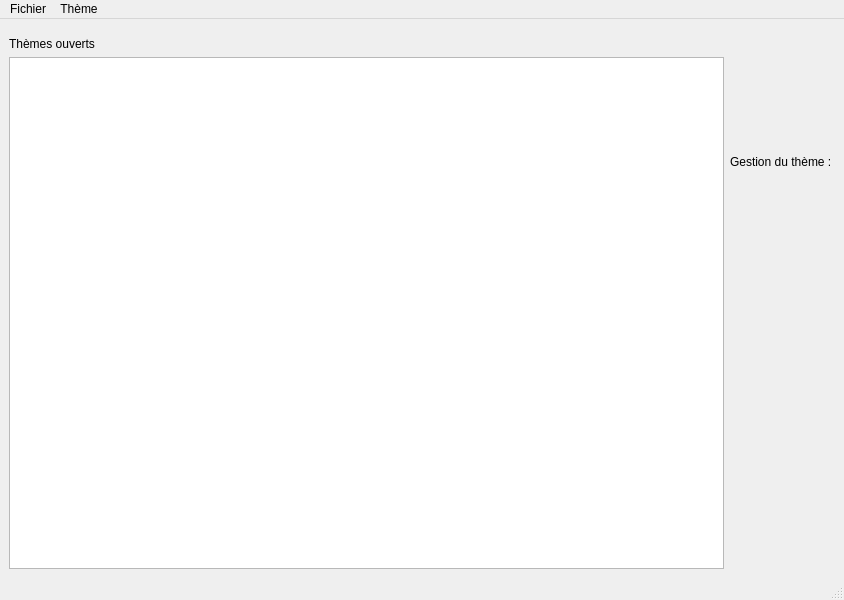
Old version of the form ui/mainwindow.ui in the repository SchawnnDev/ColorThemeManager.
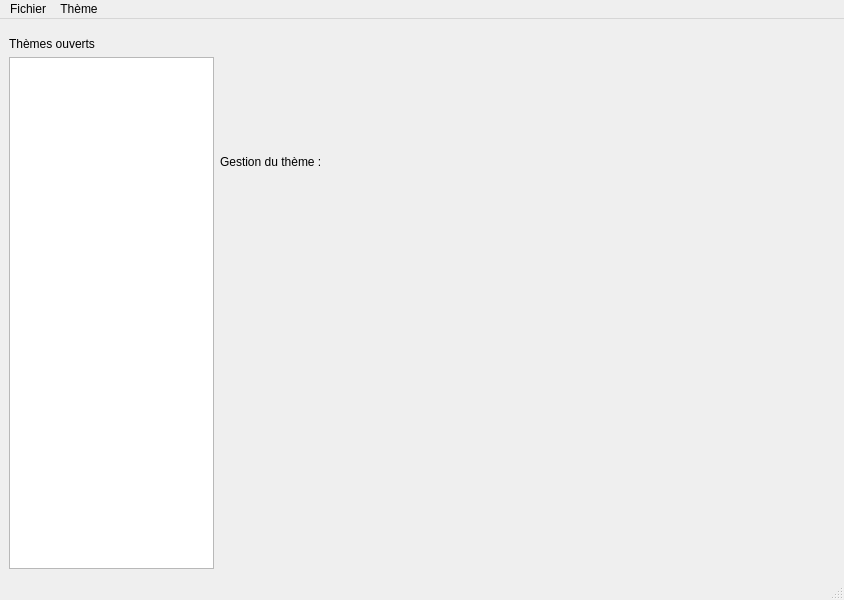
New version of the form. Custom widgets are drawn as their Qt base class.

```diff
--- a/ui/mainwindow.ui
+++ b/ui/mainwindow.ui
@@ -14,7 +14,7 @@
    <string>MainWindow</string>
   </property>
   <widget class="QWidget" name="centralwidget">
-   <layout class="QHBoxLayout" name="horizontalLayout_6">
+   <layout class="QHBoxLayout" name="horizontalLayout_6" stretch="1,3">
     <item>
      <layout class="QVBoxLayout" name="verticalLayout_2">
       <property name="topMargin">
```
Left out of the diff: 2 changed lines with no effect on the pictures.
